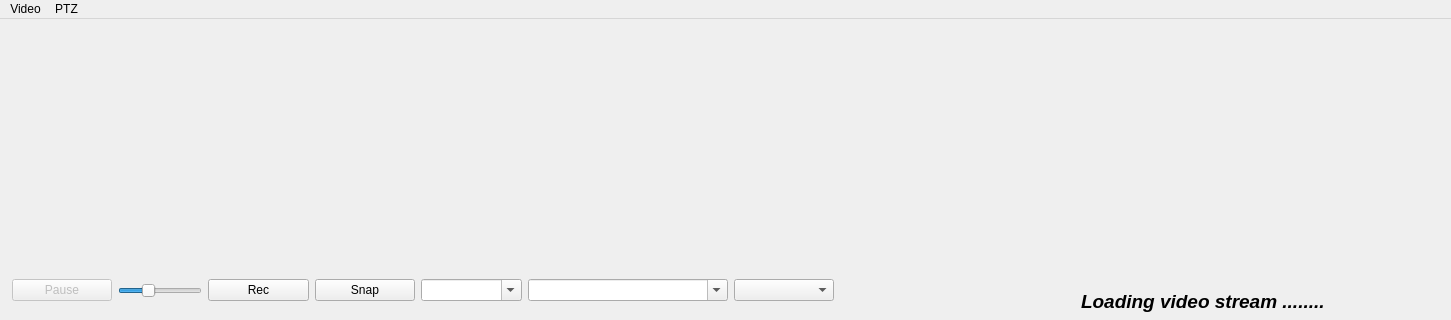
This is rtspwindow.ui in surfzoid/QtVsPlayer as Qt 5 draws it before an edit; both pictures show x 0 to 1451 and y 0 to 320 of the 1451 by 622 pixel window. The edited form follows.
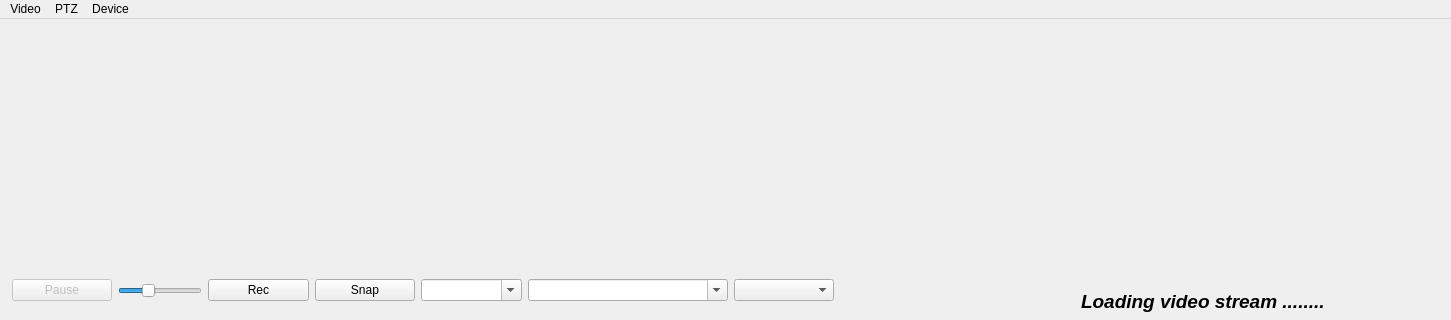
This is the edited form. Icons and pictures are not drawn.

Patch:
```diff
--- a/rtspwindow.ui
+++ b/rtspwindow.ui
@@ -318,7 +318,7 @@
      <x>0</x>
      <y>0</y>
      <width>1451</width>
-     <height>34</height>
+     <height>29</height>
     </rect>
    </property>
    <property name="tabletTracking">
@@ -384,8 +384,15 @@
     <addaction name="menusave"/>
     <addaction name="actionReboot"/>
    </widget>
+   <widget class="QMenu" name="menuDevice">
+    <property name="title">
+     <string>Device</string>
+    </property>
+    <addaction name="actionConfigure"/>
+   </widget>
    <addaction name="menuVideo"/>
    <addaction name="menuPTZ"/>
+   <addaction name="menuDevice"/>
   </widget>
   <widget class="QStatusBar" name="statusbar">
    <property name="mouseTracking">
```
Left out of the diff: 5 changed lines with no effect on the pictures.
